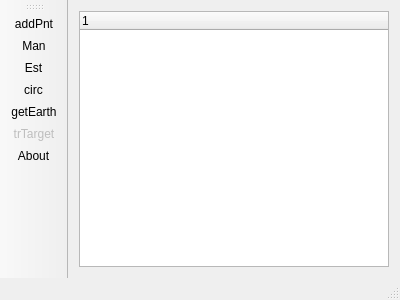
The window that qtkamal.ui (cragapito/qtkamal) describes before a commit, drawn with Qt 5.
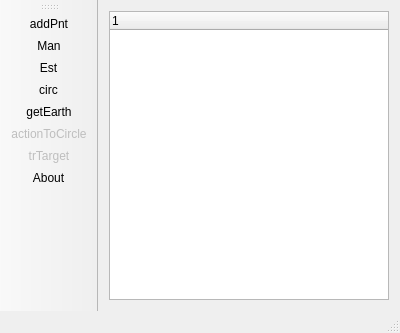
The same window after the commit. Icons and pictures are not drawn. Custom widgets are drawn as their Qt base class.

Commit message: Script para atualização de versão e habilitação da função toCircles. Adicionado um TODO.

What changed in the file:
```diff
--- a/qtkamal.ui
+++ b/qtkamal.ui
@@ -7,7 +7,7 @@
     <x>0</x>
     <y>0</y>
     <width>400</width>
-    <height>300</height>
+    <height>333</height>
    </rect>
   </property>
   <property name="minimumSize">
@@ -92,6 +92,7 @@
    <addaction name="actionEst"/>
    <addaction name="actionCirc"/>
    <addaction name="actionGetEarth"/>
+   <addaction name="actionactionToCircle"/>
    <addaction name="actionTrTarget"/>
    <addaction name="actionAbout"/>
   </widget>
@@ -243,6 +244,24 @@
     <string>A</string>
    </property>
   </action>
+  <action name="actionactionToCircle">
+   <property name="enabled">
+    <bool>false</bool>
+   </property>
+   <property name="icon">
+    <iconset resource="res.qrc">
+     <normaloff>:/icon/res/to_circle.png</normaloff>:/icon/res/to_circle.png</iconset>
+   </property>
+   <property name="text">
+    <string>actionToCircle</string>
+   </property>
+   <property name="toolTip">
+    <string>Promove pontos à círculos</string>
+   </property>
+   <property name="shortcut">
+    <string>P</string>
+   </property>
+  </action>
  </widget>
  <layoutdefault spacing="6" margin="11"/>
  <customwidgets>
```
Left out of the diff: 2 changed lines with no effect on the pictures. The commit also changes 9 other files.
